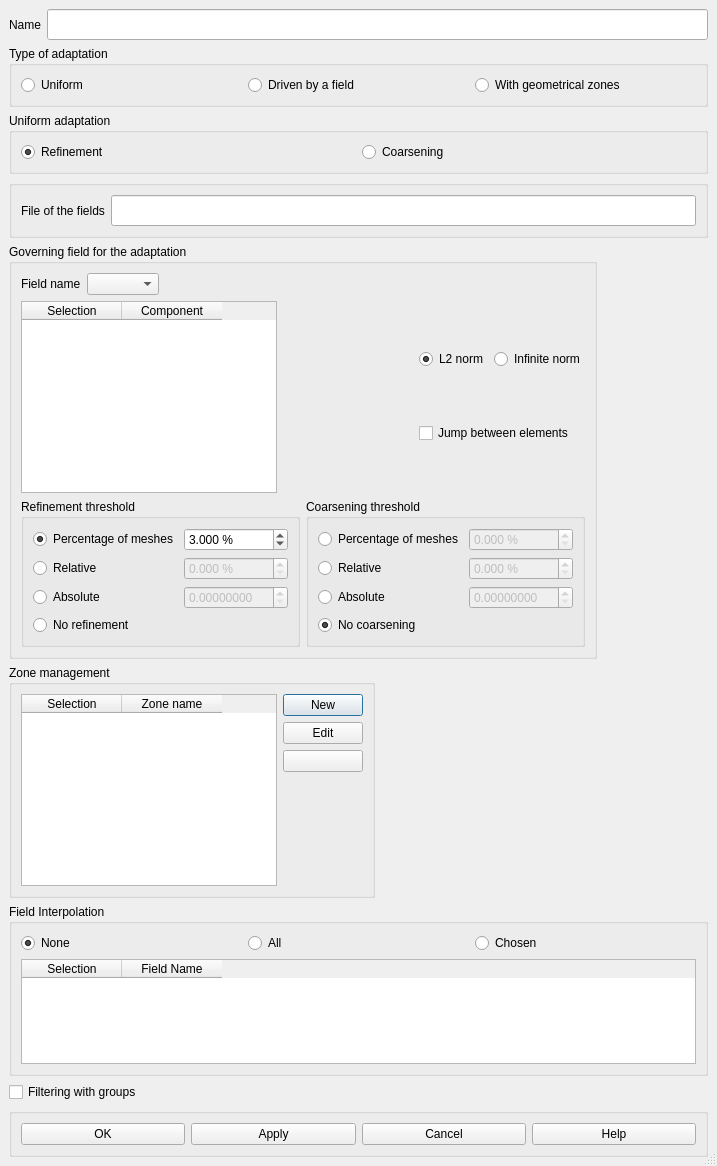
This is src/HOMARDGUI/CreateHypothesis.ui in SalomePlatform/homard as Qt 5 draws it before an edit. The edited form follows.
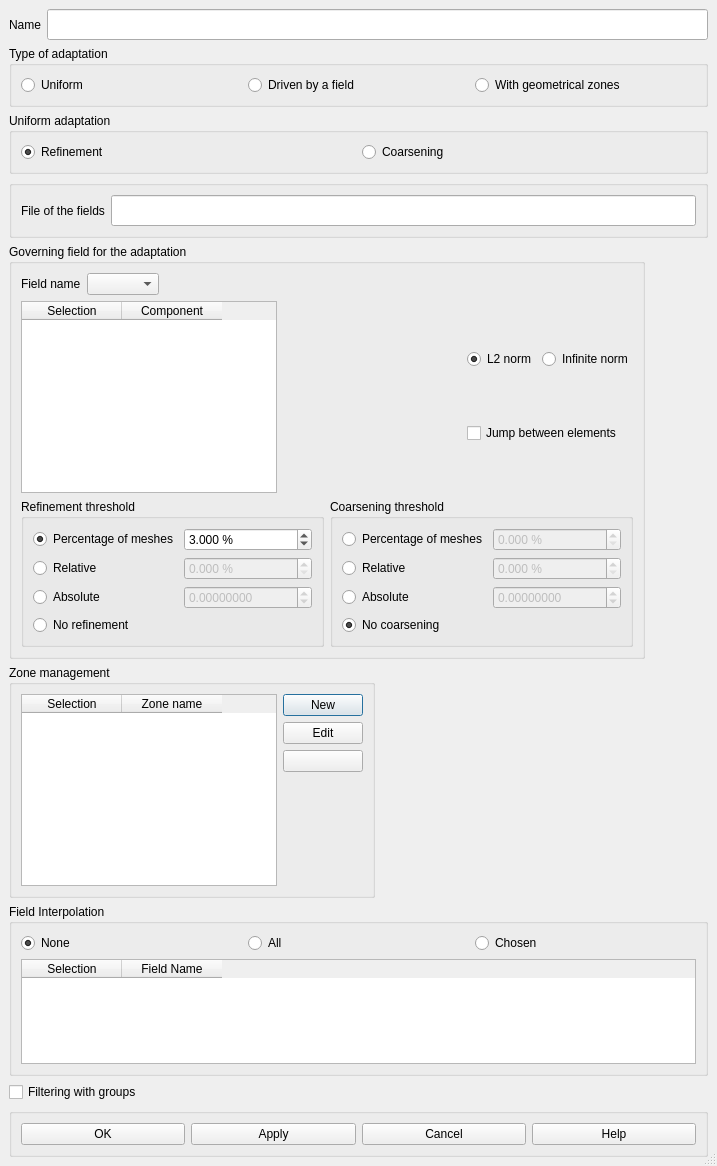
This is the edited form.

```diff
--- a/src/HOMARDGUI/CreateHypothesis.ui
+++ b/src/HOMARDGUI/CreateHypothesis.ui
@@ -422,7 +422,10 @@
               <number>8</number>
              </property>
              <property name="maximum" >
-              <double>100.000000000000000</double>
+              <double>1000000000000.000000000000000</double>
+             </property>
+             <property name="minimum" >
+              <double>-1000000000000.000000000000000</double>
              </property>
              <property name="singleStep" >
               <double>0.100000000000000</double>
@@ -525,7 +528,10 @@
               <number>8</number>
              </property>
              <property name="maximum" >
-              <double>100.000000000000000</double>
+              <double>1000000000000.000000000000000</double>
+             </property>
+             <property name="minimum" >
+              <double>-1000000000000.000000000000000</double>
              </property>
              <property name="singleStep" >
               <double>0.100000000000000</double>
```
